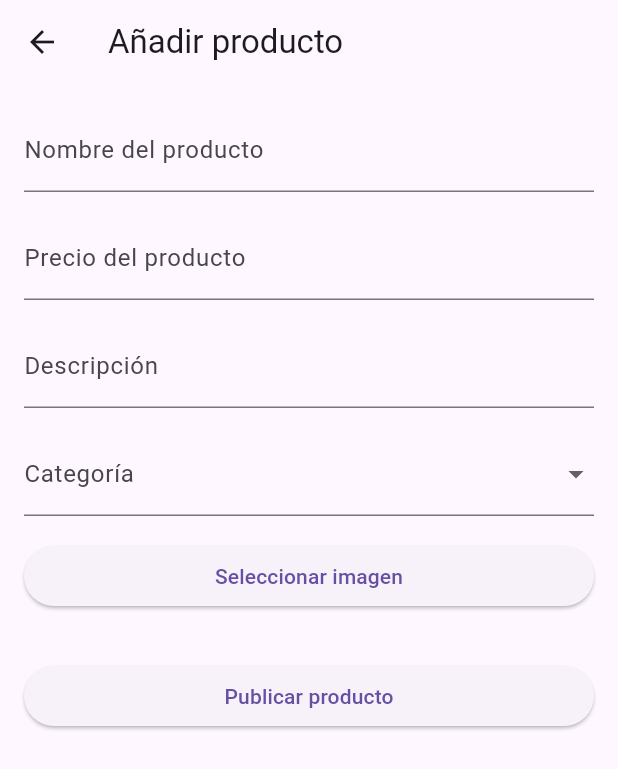
After one commit to Jeronimo1520/contactArt-FlutterApp, a Flutter app: the AddProductPage screen opened by its route, on a phone screen of 412 x 824 dp. The commit adds this screen. Shown: the top 769 px of the screen. Run offline on Flutter 3.47's test engine with Material 3 defaults, Android fonts, the phone set to English and light mode, and no system bars; our stand-ins replace cloud_firestore, firebase_auth, firebase_core, fluttertoast, image_picker; accounts and stored records are empty.

```diff
--- /dev/null
+++ b/lib/features/app/presentation/pages/add_product.dart
@@ -0,0 +1,76 @@
+import 'dart:io';
+
+import 'package:flutter/material.dart';
+import 'package:image_picker/image_picker.dart';
+
+class AddProductPage extends StatelessWidget {
+  @override
+  Widget build(BuildContext context) {
+    return Scaffold(
+      appBar: AppBar(
+        title: Text('Añadir producto'),
+      ),
+      body: Padding(
+        padding: const EdgeInsets.all(16.0),
+        child: Column(
+          crossAxisAlignment: CrossAxisAlignment.start,
+          children: [
+            TextFormField(
+              decoration: InputDecoration(labelText: 'Nombre del producto'),
+            ),
+            SizedBox(height: 16),
+            TextFormField(
+              decoration: InputDecoration(labelText: 'Precio del producto'),
+            ),
+            SizedBox(height: 16),
+            TextFormField(
+              decoration: InputDecoration(labelText: 'Descripción'),
+            ),
+            SizedBox(height: 16),
+            DropdownButtonFormField<String>(
+              items: ['Categoría 1', 'Categoría 2', 'Categoría 3']
+                  .map((category) => DropdownMenuItem(
+                        value: category,
+                        child: Text(category),
+                      ))
+                  .toList(),
+              onChanged: (value) {},
+              decoration: InputDecoration(labelText: 'Categoría'),
+            ),
+            SizedBox(height: 16),
+            Row(
+              mainAxisAlignment: MainAxisAlignment.center,
+              children: [
+                Expanded(
+                  child: ElevatedButton(
+                    onPressed: () async {
+                      final imagePicker = ImagePicker();
+                      final XFile? image = await imagePicker.pickImage(
+                          source: ImageSource.gallery);
+                      if (image != null) {
+                      }
+                    },
+                    child: Text('Seleccionar imagen'),
+                  ),
+                ),
+              ],
+            ),
+            SizedBox(height: 32),
+            Row(
+              mainAxisAlignment: MainAxisAlignment.center,
+              children: [
+                Expanded(
+                  child: ElevatedButton(
+                    onPressed: () {
+                    },
+                    child: Text('Publicar producto'),
+                  ),
+                ),
+              ],
+            ),
+          ],
+        ),
+      ),
+    );
+  }
+}
--- a/lib/features/user_auth/firebase_auth_implementation/firebase_auth_services.dart
+++ b/lib/features/user_auth/firebase_auth_implementation/firebase_auth_services.dart
@@ -15,7 +15,7 @@ class FireBaseAuthService {
             message: 'El correo ya está en uso',);
       } else {
         showToast(
-            message: 'Correo o contraseña incorrectos:',);
+            message: 'Correo o contraseña incorrectos',);
       }
     }
 
@@ -37,7 +37,7 @@ class FireBaseAuthService {
             message: 'Contraseña incorrecta',);
       } else {
         showToast(
-            message: 'Correo o contraseña incorrectos:',);
+            message: 'Correo o contraseña incorrectos',);
       }
     }
 
--- a/lib/main.dart
+++ b/lib/main.dart
@@ -1,3 +1,5 @@
+import 'package:contact_art/features/app/presentation/pages/add_product.dart';
+import 'package:contact_art/features/app/presentation/pages/edit_profile.dart';
 import 'package:contact_art/features/app/presentation/pages/home_page.dart';
 import 'package:contact_art/firebase_options.dart';
 import 'package:firebase_core/firebase_core.dart';
@@ -24,7 +26,9 @@ class MainApp extends StatelessWidget {
       routes: {
         '/login': (context) => LoginPage(),
         '/signup': (context) => SignUpPage(),
-        '/home': (context) => HomePage(),
+        '/home': (context) => HomePage(userId: "",),
+        '/editProfile': (context) => EditProfilePage(),
+        '/addProduct': (context) => AddProductPage(),
       },
       debugShowCheckedModeBanner: false,
       title: 'ContactArt',
--- a/pubspec.yaml
+++ b/pubspec.yaml
@@ -14,6 +14,7 @@ dependencies:
   flutter:
     sdk: flutter
   fluttertoast: ^8.2.5
+  image_picker: ^1.0.8
 
 dev_dependencies:
   flutter_test:
```
Also changed, not shown: lib/controllers/UserController.dart (+5 -3 lines), lib/features/app/presentation/pages/edit_profile.dart (added, +78 -0 lines), lib/features/app/presentation/pages/home_page.dart (+28 -1 lines), lib/features/app/presentation/pages/login_page.dart (+22 -11 lines), lib/features/app/presentation/pages/signUp_page.dart (+23 -7 lines), pubspec.lock.
